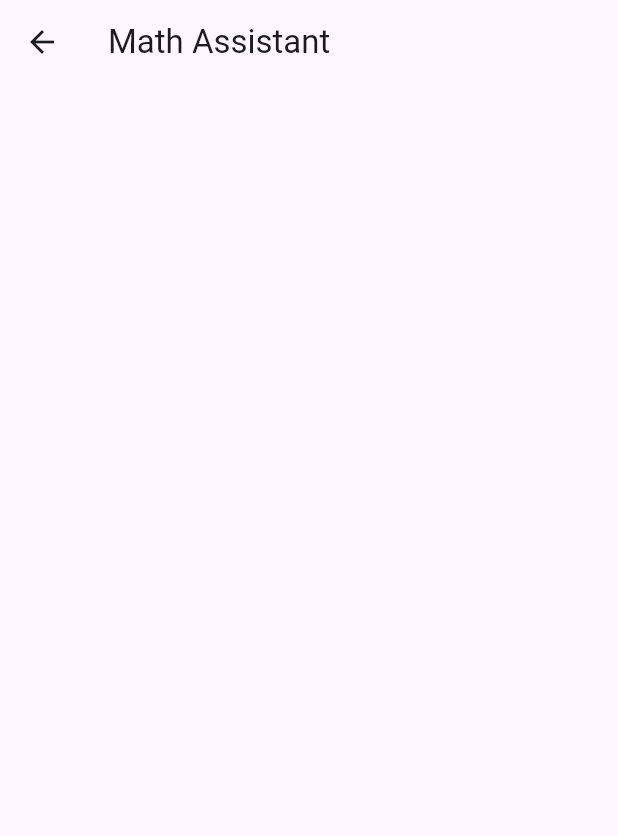
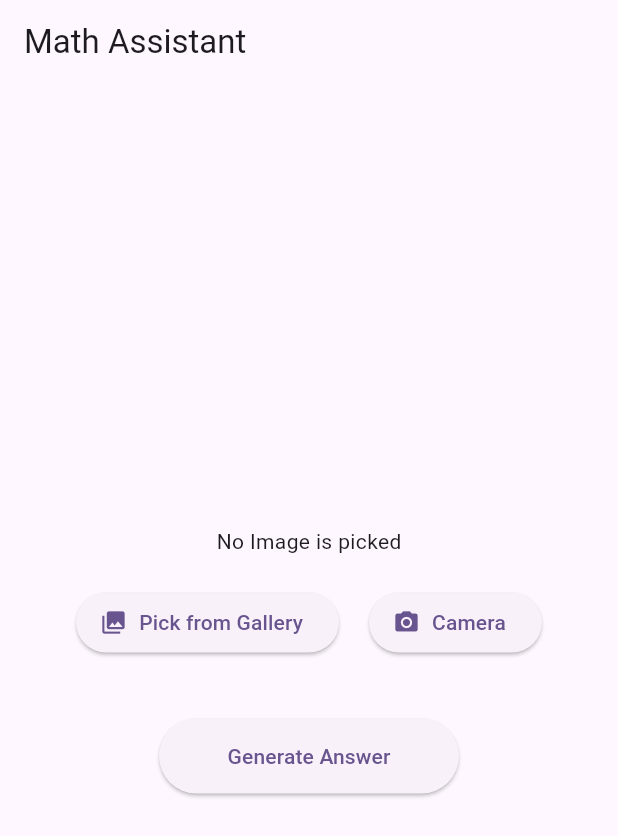
Before and after one commit to cuongtrinhminh/math-learning-assistant, a Flutter app: the MathSolveScreen screen opened directly, on a phone screen of 412 x 824 dp. Shown: the top 836 px of the screen. Run offline on Flutter 3.47's test engine with Material 3 defaults, Android fonts, the phone set to English and light mode, and no system bars; our stand-ins replace image_picker.

Commit message:
base UI.

```diff
--- /dev/null
+++ b/src/frontend/lib/assets/constants.dart
@@ -0,0 +1,7 @@
+enum PICKING_SOURCE {gallery, camera}
+
+const String APP_TITLE = "Math Assistant";
+const String NO_IMAGE="No Image is picked";
+const String GALLERY_PICKING_OPTIONS= "Pick from Gallery";
+const String CAMERA_CAPTURE= "Camera";
+const String GENERATE_ANSWER= "Generate Answer";
--- a/src/frontend/lib/main.dart
+++ b/src/frontend/lib/main.dart
@@ -1,4 +1,5 @@
 import 'package:flutter/material.dart';
+import 'ui/screens/math_solve_screen.dart';
 
 void main() {
   runApp(const MyApp());
@@ -30,7 +31,7 @@
         // tested with just a hot reload.
         colorScheme: ColorScheme.fromSeed(seedColor: Colors.deepPurple),
       ),
-      home: const MyHomePage(title: 'Flutter Demo Home Page'),
+      home: const MathSolveScreen(),
     );
   }
 }
--- a/src/frontend/lib/ui/screens/math_solve_screen.dart
+++ b/src/frontend/lib/ui/screens/math_solve_screen.dart
@@ -1,15 +1,89 @@
+import 'dart:io';
 import 'package:flutter/material.dart';
+import 'package:image_picker/image_picker.dart';
+import 'package:frontend/assets/constants.dart';
 
-class MathSolveScreen extends StatelessWidget {
+class MathSolveScreen extends StatefulWidget {
   const MathSolveScreen({super.key});
 
+  @override
+  State<MathSolveScreen> createState() => _MathSolveScreenState();
+}
+
+class _MathSolveScreenState extends State<MathSolveScreen> {
+  File? _image;
+  final _picker = ImagePicker();
+
+  pickImage(PICKING_SOURCE srcType) async {
+    XFile? pickedFile;
+
+    switch (srcType) {
+      case PICKING_SOURCE.camera:
+        pickedFile = await _picker.pickImage(source: ImageSource.camera);
+        break;
+      case PICKING_SOURCE.gallery:
+        pickedFile = await _picker.pickImage(source: ImageSource.gallery);
+        break;
+    }
+    if (pickedFile != null) {
+      _image = File(pickedFile.path);
+      setState(() {});
+    }
+  }
   @override
   Widget build(BuildContext context) {
     return Scaffold(
       appBar: AppBar(
-        title: const Text("Math Assistant"),
+        title: const Text(APP_TITLE),
       ),
-      body: const SizedBox(),
+      body: Column(
+        mainAxisAlignment: MainAxisAlignment.center,
+        children: [
+          // Hiển thị ảnh hoặc text
+          Center(
+            child: _image == null
+                ? const Text(NO_IMAGE)
+                : Image.file(_image!),
+          ),
+
+          const SizedBox(height: 20),
+
+          // Hàng chứa 2 nút: PhotoPicker & Camera
+          Row(
+            mainAxisAlignment: MainAxisAlignment.center,
+            children: [
+              ElevatedButton.icon(
+                onPressed: () {
+                  pickImage(PICKING_SOURCE.gallery);
+                },
+                icon: const Icon(Icons.photo_library),
+                label: const Text(GALLERY_PICKING_OPTIONS),
+              ),
+              const SizedBox(width: 20),
+              ElevatedButton.icon(
+                onPressed: () {
+                  pickImage(PICKING_SOURCE.camera);
+                },
+                icon: const Icon(Icons.camera_alt),
+                label: const Text(CAMERA_CAPTURE),
+              ),
+            ],
+          ),
+
+          const SizedBox(height: 40),
+
+          // Button Generate
+          ElevatedButton(
+            onPressed: () {
+              //generateResult(); // hàm xử lý generate
+            },
+            style: ElevatedButton.styleFrom(
+              minimumSize: const Size(200, 50),
+            ),
+            child: const Text(GENERATE_ANSWER),
+          ),
+        ],
+      ),
     );
   }
 }
```
Also changed, not shown: 5 other files.
